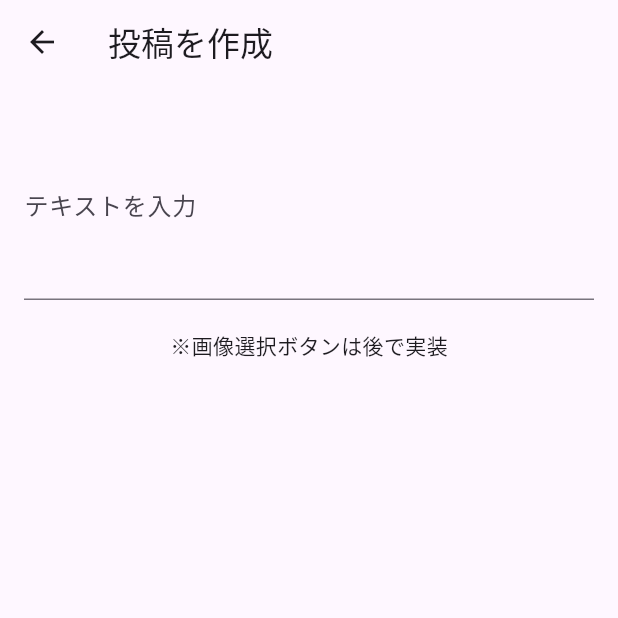
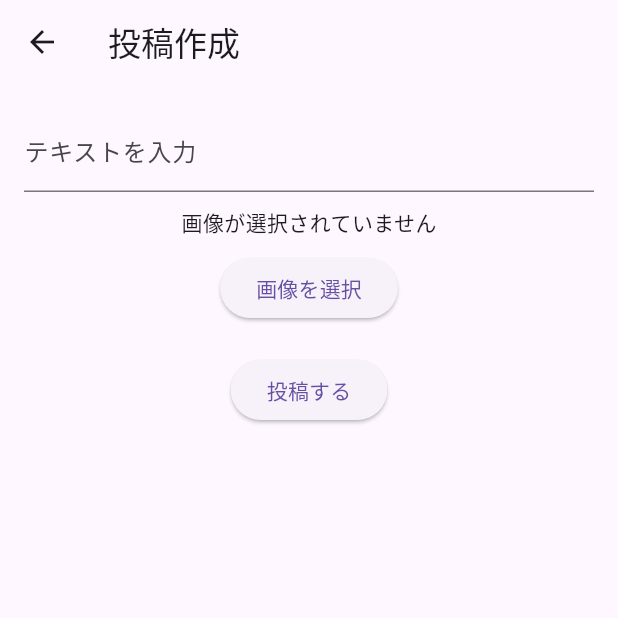
Before and after one commit to k-kanke/post_app, a Flutter app: the TimelineScreen screen opened directly, after a tap on the "add" icon, on a phone screen of 412 x 824 dp, the top half of it. Run offline on Flutter 3.47's test engine with Material 3 defaults, Android fonts, the phone set to English and light mode, and no system bars; our stand-ins replace image_picker; network calls fail.

Commit message:
投稿したデータをDB

```diff
--- a/frontend/lib/screens/post_create_screen.dart
+++ b/frontend/lib/screens/post_create_screen.dart
@@ -1,22 +1,90 @@
 import 'package:flutter/material.dart';
+import 'package:image_picker/image_picker.dart';
+import 'dart:io';
+import 'package:http/http.dart' as http;
+import 'dart:convert';
 
-class PostCreateScreen extends StatelessWidget {
+class PostCreateScreen extends StatefulWidget {
   const PostCreateScreen({super.key});
+
+  @override
+  State<PostCreateScreen> createState() => _PostCreateScreenState();
+}
+
+class _PostCreateScreenState extends State<PostCreateScreen> {
+  final TextEditingController _textController = TextEditingController();
+  XFile? _selectedImage;
+
+  final ImagePicker _picker = ImagePicker();
+
+  // 画像を選択
+  Future<void> _pickImage() async {
+    final image = await _picker.pickImage(source: ImageSource.gallery);
+    setState(() {
+      _selectedImage = image;
+    });
+  }
+
+  // 投稿する
+  Future<void> _submitPost() async {
+    print("_submit呼び出された");
+    final text = _textController.text;
+
+    if (text.isEmpty || _selectedImage == null) {
+      print("入力不足");
+      ScaffoldMessenger.of(
+        context,
+      ).showSnackBar(const SnackBar(content: Text('テキストと画像を両方選んでください')));
+      return;
+    }
+
+    // 仮でローカル画像ファイルのパスを「画像URL」として扱う
+    final imageUrl = 'https://picsum.photos/200'; // 後で本物のURLに置き換え予定
+
+    print('--- 投稿処理開始 ---');
+    print('送信テキスト: $text');
+    print('画像URL: $imageUrl');
+
+    final response = await http.post(
+      Uri.parse('http://192.168.3.33:8080/posts'),
+      headers: {'Content-Type': 'application/json'},
+      body: jsonEncode({
+        'user_id': 1, // テスト用ユーザーID
+        'text': text,
+        'image_url': imageUrl,
+      }),
+    );
+
+    if (response.statusCode == 200 || response.statusCode == 201) {
+      Navigator.pop(context); // タイムラインに戻る
+    } else {
+      ScaffoldMessenger.of(context).showSnackBar(
+        SnackBar(content: Text('投稿に失敗しました (${response.statusCode})')),
+      );
+    }
+  }
 
   @override
   Widget build(BuildContext context) {
     return Scaffold(
-      appBar: AppBar(title: const Text('投稿を作成')),
-      body: const Padding(
-        padding: EdgeInsets.all(16.0),
+      appBar: AppBar(title: const Text('投稿作成')),
+      body: Padding(
+        padding: const EdgeInsets.all(16),
         child: Column(
           children: [
             TextField(
-              decoration: InputDecoration(labelText: 'テキストを入力'),
-              maxLines: 4,
+              controller: _textController,
+              decoration: const InputDecoration(labelText: 'テキストを入力'),
+              maxLines: null,
             ),
-            SizedBox(height: 20),
-            Text('※画像選択ボタンは後で実装'),
+            const SizedBox(height: 10),
+            _selectedImage != null
+                ? Image.file(File(_selectedImage!.path), height: 150)
+                : const Text("画像が選択されていません"),
+            const SizedBox(height: 10),
+            ElevatedButton(onPressed: _pickImage, child: const Text("画像を選択")),
+            const SizedBox(height: 20),
+            ElevatedButton(onPressed: _submitPost, child: const Text("投稿する")),
           ],
         ),
       ),
--- a/frontend/lib/screens/timeline_screen.dart
+++ b/frontend/lib/screens/timeline_screen.dart
@@ -19,11 +19,14 @@ class _TimelineScreenState extends State<TimelineScreen> {
     _postsFuture = PostService.fetchPosts();
   }
 
-  void _goToCreatePost(BuildContext context) {
-    Navigator.push(
+  void _goToCreatePost(BuildContext context) async {
+    await Navigator.push(
       context,
       MaterialPageRoute(builder: (_) => const PostCreateScreen()),
     );
+    setState(() {
+      _postsFuture = PostService.fetchPosts();
+    });
   }
 
   @override
--- a/frontend/lib/services/post_service.dart
+++ b/frontend/lib/services/post_service.dart
@@ -3,7 +3,7 @@ import 'package:http/http.dart' as http;
 import '../models/post.dart';
 
 class PostService {
-  static const String baseUrl = 'http://localhost:8080'; // ← iOSなら要変更
+  static const String baseUrl = 'http://192.168.3.33:8080'; // ← iOSなら要変更
 
   static Future<List<Post>> fetchPosts() async {
     final response = await http.get(Uri.parse('$baseUrl/posts'));
--- a/frontend/pubspec.yaml
+++ b/frontend/pubspec.yaml
@@ -35,6 +35,7 @@ dependencies:
   # Use with the CupertinoIcons class for iOS style icons.
   cupertino_icons: ^1.0.8
   http: ^1.4.0
+  image_picker: ^1.1.2
 
 dev_dependencies:
   flutter_test:
```
Also changed, not shown: frontend/pubspec.lock, 16 other files.
